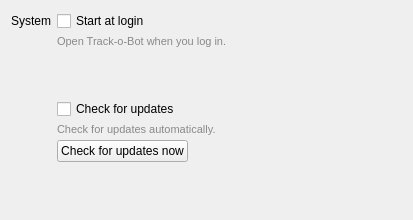
stevschmid/track-o-bot, file src/ui/SettingsWidget.ui: the form before one commit.
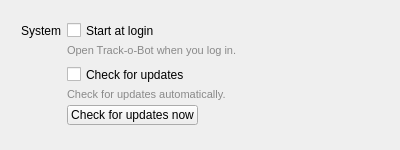
The form after the commit.

```diff
--- a/src/ui/SettingsWidget.ui
+++ b/src/ui/SettingsWidget.ui
@@ -6,8 +6,8 @@
    <rect>
     <x>0</x>
     <y>0</y>
-    <width>413</width>
-    <height>220</height>
+    <width>400</width>
+    <height>150</height>
    </rect>
   </property>
   <property name="minimumSize">
@@ -36,6 +36,9 @@
      <property name="verticalSpacing">
       <number>4</number>
      </property>
+     <property name="margin">
+      <number>10</number>
+     </property>
      <item row="1" column="0">
       <widget class="QLabel" name="label_4">
        <property name="text">
```
